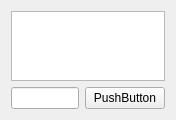
This is MainClient/gui/jwidgethalltalk.ui in stareven/Dlut-Game-Platform as Qt 5 draws it before an edit. The edited form follows.
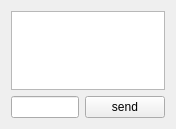
This is the edited form.

The edit to the form file:
```diff
--- a/MainClient/gui/jwidgethalltalk.ui
+++ b/MainClient/gui/jwidgethalltalk.ui
@@ -6,21 +6,13 @@
    <rect>
     <x>0</x>
     <y>0</y>
-    <width>400</width>
-    <height>300</height>
+    <width>176</width>
+    <height>129</height>
    </rect>
   </property>
   <property name="windowTitle">
    <string>Form</string>
   </property>
-  <property name="geometry">
-   <rect>
-	<x>10</x>
-	<y>10</y>
-	<width>176</width>
-	<height>113</height>
-   </rect>
-  </property>
   <layout class="QGridLayout" name="gridLayout">
    <item row="0" column="0" colspan="2">
 	<widget class="QTextBrowser" name="textBrowser"/>
@@ -31,7 +23,7 @@
    <item row="1" column="1">
 	<widget class="QPushButton" name="pushButton">
 	 <property name="text">
-	  <string>PushButton</string>
+      <string>send</string>
 	 </property>
 	</widget>
    </item>
```
Lines whose indentation alone changed are shown as unchanged.
